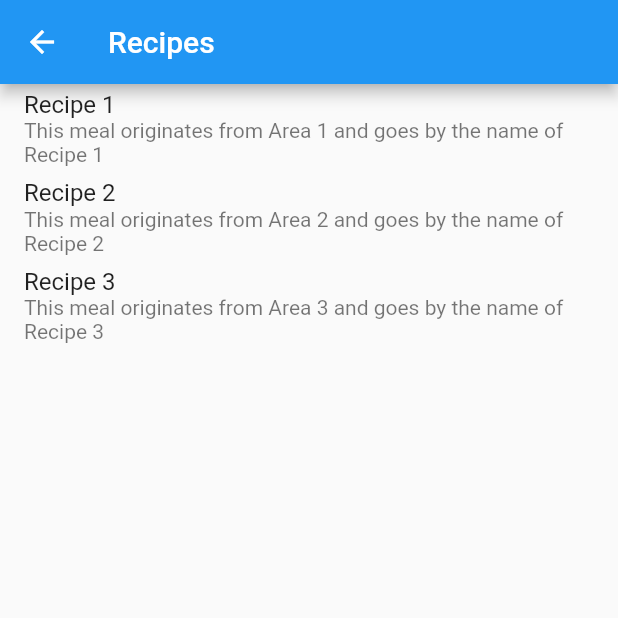
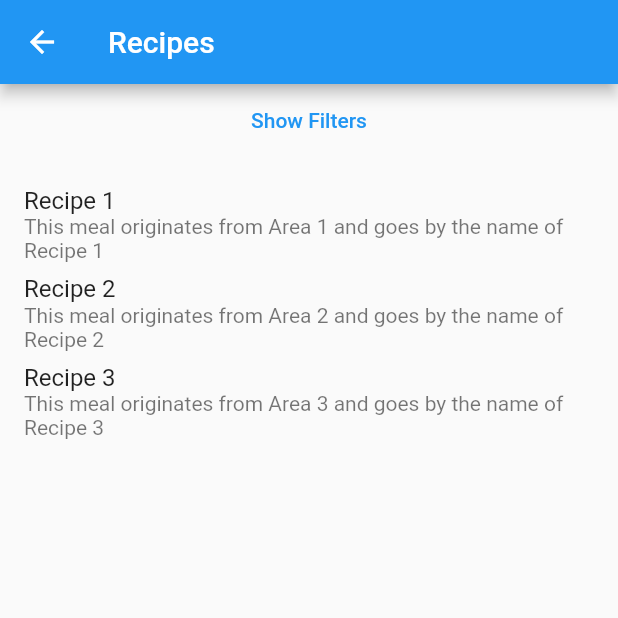
Before and after one commit to hbkYuna/flutter2023, a Flutter app: the RecipeListScreen screen opened by its route, on a phone screen of 412 x 824 dp, the top half of it. Run offline on Flutter 3.47's test engine with Material 2 defaults, Android fonts, the phone set to English and light mode, and no system bars.

Commit message:
RecipeListScreen UI + Filters

```diff
--- a/lib/screens/home_screen.dart
+++ b/lib/screens/home_screen.dart
@@ -19,7 +19,7 @@ class HomeScreen extends StatelessWidget {
             ElevatedButton(
               onPressed: () {
                 // Navigate to the recipe list screen
-                Navigator.pushNamed(context, '/recipe_list_screen');
+                Navigator.pushNamed(context, '/recipe-list');
               },
               child: Text('View Recipes'),
             ),
--- a/lib/screens/recipe_list_screen.dart
+++ b/lib/screens/recipe_list_screen.dart
@@ -37,20 +37,94 @@ class _RecipeListScreenState extends State<RecipeListScreen> {
     ),
   ];
 
+  String nameFilter = '';
+  String? areaFilter;
+  bool showFilters = false;
+
   @override
   Widget build(BuildContext context) {
     return Scaffold(
       appBar: AppBar(
         title: Text('Recipes'),
       ),
-      body: ListView.builder(
-        itemCount: recipes.length,
-        itemBuilder: (context, index) {
-          return ListTile(
-            title: Text(recipes[index].name),
-            subtitle: Text(recipes[index].getDescription()),
-          );
-        },
+      body: Column(
+        children: [
+          AnimatedContainer(
+            duration: Duration(milliseconds: 300),
+            height: showFilters ? 120.0 : 0.0,
+            padding: EdgeInsets.all(16.0),
+            child: SingleChildScrollView(
+              child: Column(
+                children: [
+                  TextField(
+                    decoration: InputDecoration(
+                      labelText: 'Filter by Name',
+                    ),
+                    onChanged: (value) {
+                      setState(() {
+                        nameFilter = value;
+                      });
+                    },
+                  ),
+                  SizedBox(height: 16.0),
+                  DropdownButtonFormField<String?>(
+                    value: areaFilter,
+                    decoration: InputDecoration(
+                      labelText: 'Filter by Area',
+                    ),
+                    items: <String?>[
+                      null,
+                      'Area 1',
+                      'Area 2',
+                      'Area 3',
+                    ].map<DropdownMenuItem<String?>>((String? value) {
+                      return DropdownMenuItem<String?>(
+                        value: value,
+                        child: Text(value ?? 'All Areas'),
+                      );
+                    }).toList(),
+                    onChanged: (value) {
+                      setState(() {
+                        areaFilter = value;
+                      });
+                    },
+                  ),
+                ],
+              ),
+            ),
+          ),
+          Row(
+            mainAxisAlignment: MainAxisAlignment.center,
+            children: [
+              TextButton(
+                onPressed: () {
+                  setState(() {
+                    showFilters = !showFilters;
+                  });
+                },
+                child: Text(showFilters ? 'Hide Filters' : 'Show Filters'),
+              ),
+            ],
+          ),
+          SizedBox(height: 16.0),
+          Expanded(
+            child: ListView.builder(
+              itemCount: recipes.length,
+              itemBuilder: (context, index) {
+                final recipe = recipes[index];
+                if (recipe.name.toLowerCase().contains(nameFilter.toLowerCase()) &&
+                    (areaFilter == null || recipe.area == areaFilter)) {
+                  return ListTile(
+                    title: Text(recipe.name),
+                    subtitle: Text(recipe.getDescription()),
+                  );
+                } else {
+                  return Container();
+                }
+              },
+            ),
+          ),
+        ],
       ),
     );
   }
```
Also changed, not shown: pubspec.yaml (+1 -8 lines).
